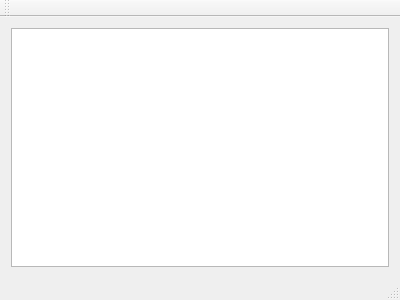
This is mainwindow.ui in hawkchch/BubbleChat as Qt 5 draws it before an edit. The edited form follows.
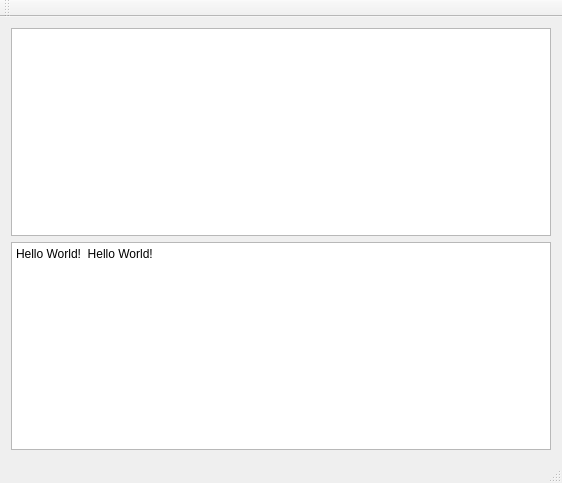
This is the edited form. Icons and pictures are not drawn. Custom widgets are drawn as their Qt base class.

```diff
--- a/mainwindow.ui
+++ b/mainwindow.ui
@@ -6,8 +6,8 @@
    <rect>
     <x>0</x>
     <y>0</y>
-    <width>400</width>
-    <height>300</height>
+    <width>562</width>
+    <height>483</height>
    </rect>
   </property>
   <property name="windowTitle">
@@ -18,6 +18,17 @@
     <item>
      <widget class="ChatMessageView" name="listView"/>
     </item>
+    <item>
+     <widget class="QTextEdit" name="textEdit">
+      <property name="html">
+       <string>&lt;!DOCTYPE HTML PUBLIC &quot;-//W3C//DTD HTML 4.0//EN&quot; &quot;http://www.w3.org/TR/REC-html40/strict.dtd&quot;&gt;
+&lt;html&gt;&lt;head&gt;&lt;meta name=&quot;qrichtext&quot; content=&quot;1&quot; /&gt;&lt;style type=&quot;text/css&quot;&gt;
+p, li { white-space: pre-wrap; }
+&lt;/style&gt;&lt;/head&gt;&lt;body style=&quot; font-family:'SimSun'; font-size:9pt; font-weight:400; font-style:normal;&quot;&gt;
+&lt;p style=&quot; margin-top:12px; margin-bottom:12px; margin-left:0px; margin-right:0px; -qt-block-indent:0; text-indent:0px;&quot;&gt;Hello World! &lt;img src=&quot;:/picture/pic/5.jpg&quot; /&gt; Hello World!&lt;/p&gt;&lt;/body&gt;&lt;/html&gt;</string>
+      </property>
+     </widget>
+    </item>
    </layout>
   </widget>
   <widget class="QMenuBar" name="menuBar">
```
Left out of the diff: 2 changed lines with no effect on the pictures.
